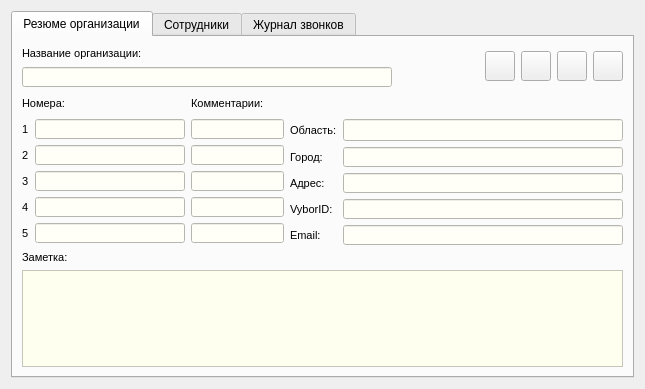
This is src/ViewOrgContactDialog.ui in okostynchuk/Outcall as Qt 5 draws it before an edit. The edited form follows.
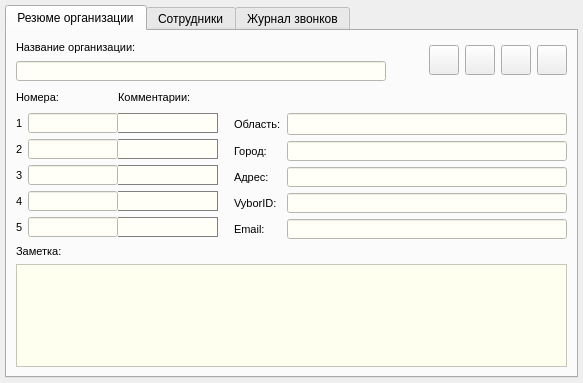
This is the edited form. Icons and pictures are not drawn.

Commit message: GUI fixes + windowses with phone comments fixed

Diff of the .ui file:
```diff
--- a/src/ViewOrgContactDialog.ui
+++ b/src/ViewOrgContactDialog.ui
@@ -6,8 +6,8 @@
    <rect>
     <x>0</x>
     <y>0</y>
-    <width>645</width>
-    <height>389</height>
+    <width>583</width>
+    <height>383</height>
    </rect>
   </property>
   <property name="minimumSize">
@@ -30,6 +30,18 @@
     <normaloff>:/images/outcall-logo.png</normaloff>:/images/outcall-logo.png</iconset>
   </property>
   <layout class="QGridLayout" name="gridLayout_10">
+   <property name="leftMargin">
+    <number>5</number>
+   </property>
+   <property name="topMargin">
+    <number>5</number>
+   </property>
+   <property name="rightMargin">
+    <number>5</number>
+   </property>
+   <property name="bottomMargin">
+    <number>5</number>
+   </property>
    <item row="0" column="0">
     <widget class="QTabWidget" name="mainTabWidget">
      <property name="maximumSize">
@@ -48,7 +60,7 @@
       <attribute name="title">
        <string>Резюме организации</string>
       </attribute>
-      <layout class="QGridLayout" name="gridLayout_15">
+      <layout class="QGridLayout" name="gridLayout_16">
        <item row="0" column="0">
         <layout class="QGridLayout" name="gridLayout_7">
          <item row="0" column="2">
@@ -265,9 +277,14 @@
         </layout>
        </item>
        <item row="1" column="0">
+        <layout class="QGridLayout" name="gridLayout_15">
+         <item row="0" column="0">
         <layout class="QGridLayout" name="gridLayout_14">
          <item row="0" column="0">
-          <layout class="QGridLayout" name="gridLayout_3">
+            <layout class="QGridLayout" name="gridLayout_3" columnminimumwidth="12,0,0,0">
+             <property name="horizontalSpacing">
+              <number>0</number>
+             </property>
            <item row="0" column="0" colspan="2">
             <widget class="QLabel" name="label_5">
              <property name="minimumSize">
@@ -306,6 +323,12 @@
            </item>
            <item row="1" column="0">
             <widget class="QLabel" name="label_6">
+               <property name="minimumSize">
+                <size>
+                 <width>0</width>
+                 <height>20</height>
+                </size>
+               </property>
              <property name="font">
               <font>
                <pointsize>8</pointsize>
@@ -316,56 +339,14 @@
              </property>
             </widget>
            </item>
-           <item row="1" column="1">
-            <widget class="QLineEdit" name="firstNumber">
-             <property name="sizePolicy">
-              <sizepolicy hsizetype="Preferred" vsizetype="Fixed">
-               <horstretch>0</horstretch>
-               <verstretch>0</verstretch>
-              </sizepolicy>
-             </property>
-             <property name="minimumSize">
-              <size>
-               <width>150</width>
-               <height>20</height>
-              </size>
-             </property>
-             <property name="maximumSize">
-              <size>
-               <width>150</width>
-               <height>20</height>
-              </size>
-             </property>
-             <property name="styleSheet">
-              <string notr="true">*{
-background-color: #fffff8;
-}</string>
-             </property>
-             <property name="readOnly">
-              <bool>true</bool>
-             </property>
-            </widget>
-           </item>
-           <item row="1" column="2">
-            <widget class="QLineEdit" name="firstNumberComment">
-             <property name="minimumSize">
-              <size>
-               <width>90</width>
-               <height>20</height>
-              </size>
-             </property>
-             <property name="styleSheet">
-              <string notr="true">*{
-background-color: #fffff8;
-}</string>
-             </property>
-             <property name="readOnly">
-              <bool>true</bool>
-             </property>
-            </widget>
-           </item>
            <item row="2" column="0">
             <widget class="QLabel" name="label_7">
+               <property name="minimumSize">
+                <size>
+                 <width>0</width>
+                 <height>20</height>
+                </size>
+               </property>
              <property name="font">
               <font>
                <pointsize>8</pointsize>
@@ -386,13 +367,13 @@
              </property>
              <property name="minimumSize">
               <size>
-               <width>150</width>
+                 <width>90</width>
                <height>20</height>
               </size>
              </property>
              <property name="maximumSize">
               <size>
-               <width>150</width>
+                 <width>90</width>
                <height>20</height>
               </size>
              </property>
@@ -406,17 +387,19 @@
              </property>
             </widget>
            </item>
-           <item row="2" column="2">
-            <widget class="QLineEdit" name="secondNumberComment">
+             <item row="1" column="2">
+              <widget class="QLineEdit" name="firstNumberComment">
              <property name="minimumSize">
               <size>
-               <width>90</width>
+                 <width>100</width>
                <height>20</height>
               </size>
              </property>
              <property name="styleSheet">
-              <string notr="true">*{
+                <string notr="true">* {
+border: 1px solid gray;
 background-color: #fffff8;
+border-left: none;
 }</string>
              </property>
              <property name="readOnly">
@@ -424,15 +407,33 @@
              </property>
             </widget>
            </item>
-           <item row="3" column="0">
-            <widget class="QLabel" name="label_8">
-             <property name="font">
-              <font>
-               <pointsize>8</pointsize>
-              </font>
-             </property>
-             <property name="text">
-              <string>3</string>
+             <item row="1" column="1">
+              <widget class="QLineEdit" name="firstNumber">
+               <property name="sizePolicy">
+                <sizepolicy hsizetype="Preferred" vsizetype="Fixed">
+                 <horstretch>0</horstretch>
+                 <verstretch>0</verstretch>
+                </sizepolicy>
+               </property>
+               <property name="minimumSize">
+                <size>
+                 <width>90</width>
+                 <height>20</height>
+                </size>
+               </property>
+               <property name="maximumSize">
+                <size>
+                 <width>90</width>
+                 <height>20</height>
+                </size>
+               </property>
+               <property name="styleSheet">
+                <string notr="true">*{
+background-color: #fffff8;
+}</string>
+               </property>
+               <property name="readOnly">
+                <bool>true</bool>
              </property>
             </widget>
            </item>
@@ -446,29 +447,11 @@
              </property>
              <property name="minimumSize">
               <size>
-               <width>150</width>
+                 <width>90</width>
                <height>20</height>
               </size>
              </property>
              <property name="maximumSize">
-              <size>
-               <width>150</width>
-               <height>20</height>
-              </size>
-             </property>
-             <property name="styleSheet">
-              <string notr="true">*{
-background-color: #fffff8;
-}</string>
-             </property>
-             <property name="readOnly">
-              <bool>true</bool>
-             </property>
-            </widget>
-           </item>
-           <item row="3" column="2">
-            <widget class="QLineEdit" name="thirdNumberComment">
-             <property name="minimumSize">
               <size>
                <width>90</width>
                <height>20</height>
@@ -486,6 +469,12 @@
            </item>
            <item row="4" column="0">
             <widget class="QLabel" name="label_18">
+               <property name="minimumSize">
+                <size>
+                 <width>0</width>
+                 <height>20</height>
+                </size>
+               </property>
              <property name="font">
               <font>
                <pointsize>8</pointsize>
@@ -496,56 +485,14 @@
              </property>
             </widget>
            </item>
-           <item row="4" column="1">
-            <widget class="QLineEdit" name="fourthNumber">
-             <property name="sizePolicy">
-              <sizepolicy hsizetype="Preferred" vsizetype="Fixed">
-               <horstretch>0</horstretch>
-               <verstretch>0</verstretch>
-              </sizepolicy>
-             </property>
-             <property name="minimumSize">
-              <size>
-               <width>150</width>
-               <height>20</height>
-              </size>
-             </property>
-             <property name="maximumSize">
-              <size>
-               <width>150</width>
-               <height>20</height>
-              </size>
-             </property>
-             <property name="styleSheet">
-              <string notr="true">*{
-background-color: #fffff8;
-}</string>
-             </property>
-             <property name="readOnly">
-              <bool>true</bool>
-             </property>
-            </widget>
-           </item>
-           <item row="4" column="2">
-            <widget class="QLineEdit" name="fourthNumberComment">
-             <property name="minimumSize">
-              <size>
-               <width>90</width>
-               <height>20</height>
-              </size>
-             </property>
-             <property name="styleSheet">
-              <string notr="true">*{
-background-color: #fffff8;
-}</string>
-             </property>
-             <property name="readOnly">
-              <bool>true</bool>
-             </property>
-            </widget>
-           </item>
            <item row="5" column="0">
             <widget class="QLabel" name="label_19">
+               <property name="minimumSize">
+                <size>
+                 <width>0</width>
+                 <height>20</height>
+                </size>
+               </property>
              <property name="font">
               <font>
                <pointsize>8</pointsize>
@@ -556,44 +503,66 @@
              </property>
             </widget>
            </item>
-           <item row="5" column="1">
-            <widget class="QLineEdit" name="fifthNumber">
-             <property name="sizePolicy">
-              <sizepolicy hsizetype="Preferred" vsizetype="Fixed">
-               <horstretch>0</horstretch>
-               <verstretch>0</verstretch>
-              </sizepolicy>
-             </property>
-             <property name="minimumSize">
-              <size>
-               <width>150</width>
-               <height>20</height>
-              </size>
-             </property>
-             <property name="maximumSize">
-              <size>
-               <width>150</width>
-               <height>20</height>
-              </size>
-             </property>
-             <property name="styleSheet">
-              <string notr="true">*{
-background-color: #fffff8;
-}</string>
-             </property>
-             <property name="readOnly">
-              <bool>true</bool>
-             </property>
-            </widget>
-           </item>
            <item row="5" column="2">
             <widget class="QLineEdit" name="fifthNumberComment">
              <property name="minimumSize">
               <size>
+                 <width>100</width>
+                 <height>20</height>
+                </size>
+               </property>
+               <property name="styleSheet">
+                <string notr="true">* {
+border: 1px solid gray;
+background-color: #fffff8;
+border-left: none;
+}</string>
+               </property>
+               <property name="readOnly">
+                <bool>true</bool>
+               </property>
+              </widget>
+             </item>
+             <item row="2" column="2">
+              <widget class="QLineEdit" name="secondNumberComment">
+               <property name="minimumSize">
+                <size>
+                 <width>100</width>
+                 <height>20</height>
+                </size>
+               </property>
+               <property name="styleSheet">
+                <string notr="true">* {
+border: 1px solid gray;
+background-color: #fffff8;
+border-left: none;
+}</string>
+               </property>
+               <property name="readOnly">
+                <bool>true</bool>
+               </property>
+              </widget>
+             </item>
+             <item row="4" column="1">
+              <widget class="QLineEdit" name="fourthNumber">
+               <property name="sizePolicy">
+                <sizepolicy hsizetype="Preferred" vsizetype="Fixed">
+                 <horstretch>0</horstretch>
+                 <verstretch>0</verstretch>
+                </sizepolicy>
+               </property>
+               <property name="minimumSize">
+                <size>
                <width>90</width>
                <height>20</height>
               </size>
              </property>
+               <property name="maximumSize">
+                <size>
+                 <width>90</width>
+                 <height>20</height>
+                </size>
+               </property>
              <property name="styleSheet">
               <string notr="true">*{
 background-color: #fffff8;
@@ -604,7 +573,110 @@
              </property>
             </widget>
            </item>
-           <item row="6" column="0" colspan="2">
+             <item row="3" column="0">
+              <widget class="QLabel" name="label_8">
+               <property name="minimumSize">
+                <size>
+                 <width>0</width>
+                 <height>20</height>
+                </size>
+               </property>
+               <property name="font">
+                <font>
+                 <pointsize>8</pointsize>
+                </font>
+               </property>
+               <property name="text">
+                <string>3</string>
+               </property>
+              </widget>
+             </item>
+             <item row="4" column="2">
+              <widget class="QLineEdit" name="fourthNumberComment">
+               <property name="minimumSize">
+                <size>
+                 <width>100</width>
+                 <height>20</height>
+                </size>
+               </property>
+               <property name="styleSheet">
+                <string notr="true">* {
+border: 1px solid gray;
+background-color: #fffff8;
+border-left: none;
+}</string>
+               </property>
+               <property name="readOnly">
+                <bool>true</bool>
+               </property>
+              </widget>
+             </item>
+             <item row="3" column="2">
+              <widget class="QLineEdit" name="thirdNumberComment">
+               <property name="minimumSize">
+                <size>
+                 <width>100</width>
+                 <height>20</height>
+                </size>
+               </property>
+               <property name="styleSheet">
+                <string notr="true">* {
+border: 1px solid gray;
+background-color: #fffff8;
+border-left: none;
+}</string>
+               </property>
+               <property name="readOnly">
+                <bool>true</bool>
+               </property>
+              </widget>
+             </item>
+             <item row="5" column="1">
+              <widget class="QLineEdit" name="fifthNumber">
+               <property name="sizePolicy">
+                <sizepolicy hsizetype="Preferred" vsizetype="Fixed">
+                 <horstretch>0</horstretch>
+                 <verstretch>0</verstretch>
+                </sizepolicy>
+               </property>
+               <property name="minimumSize">
+                <size>
+                 <width>90</width>
+                 <height>20</height>
+                </size>
+               </property>
+               <property name="maximumSize">
+                <size>
+                 <width>90</width>
+                 <height>20</height>
+                </size>
+               </property>
+               <property name="styleSheet">
+                <string notr="true">*{
+background-color: #fffff8;
+}</string>
+               </property>
+               <property name="readOnly">
+                <bool>true</bool>
+               </property>
+              </widget>
+             </item>
+             <item row="0" column="3" rowspan="6">
+              <spacer name="horizontalSpacer_6">
+               <property name="orientation">
+                <enum>Qt::Horizontal</enum>
+               </property>
+               <property name="sizeHint" stdset="0">
+                <size>
+                 <width>40</width>
+                 <height>20</height>
+                </size>
+               </property>
+              </spacer>
+             </item>
+            </layout>
+           </item>
+           <item row="1" column="0">
             <spacer name="verticalSpacer">
              <property name="orientation">
               <enum>Qt::Vertical</enum>
@@ -623,6 +695,12 @@
           <layout class="QGridLayout" name="gridLayout">
            <item row="1" column="0">
             <widget class="QLabel" name="label_2">
+             <property name="minimumSize">
+              <size>
+               <width>0</width>
+               <height>20</height>
+              </size>
+             </property>
              <property name="font">
               <font>
                <pointsize>8</pointsize>
@@ -653,6 +731,12 @@
            </item>
            <item row="2" column="0">
             <widget class="QLabel" name="label_9">
+             <property name="minimumSize">
+              <size>
+               <width>0</width>
+               <height>20</height>
+              </size>
+             </property>
              <property name="font">
               <font>
                <pointsize>8</pointsize>
@@ -689,6 +773,12 @@
            </item>
            <item row="3" column="0">
             <widget class="QLabel" name="label_10">
+             <property name="minimumSize">
+              <size>
+               <width>0</width>
+               <height>20</height>
+              </size>
+             </property>
              <property name="font">
               <font>
                <pointsize>8</pointsize>
@@ -725,6 +815,12 @@
            </item>
            <item row="4" column="0">
             <widget class="QLabel" name="label_11">
+             <property name="minimumSize">
+              <size>
+               <width>0</width>
+               <height>20</height>
+              </size>
+             </property>
              <property name="font">
               <font>
                <pointsize>8</pointsize>
@@ -761,6 +857,12 @@
            </item>
            <item row="5" column="0">
             <widget class="QLabel" name="label_12">
+             <property name="minimumSize">
+              <size>
+               <width>0</width>
+               <height>20</height>
+              </size>
+             </property>
              <property name="font">
               <font>
                <pointsize>8</pointsize>
```
Left out of the diff: 12 changed lines with no effect on the pictures. Lines whose indentation alone changed are shown as unchanged. The commit also changes 16 other files.
